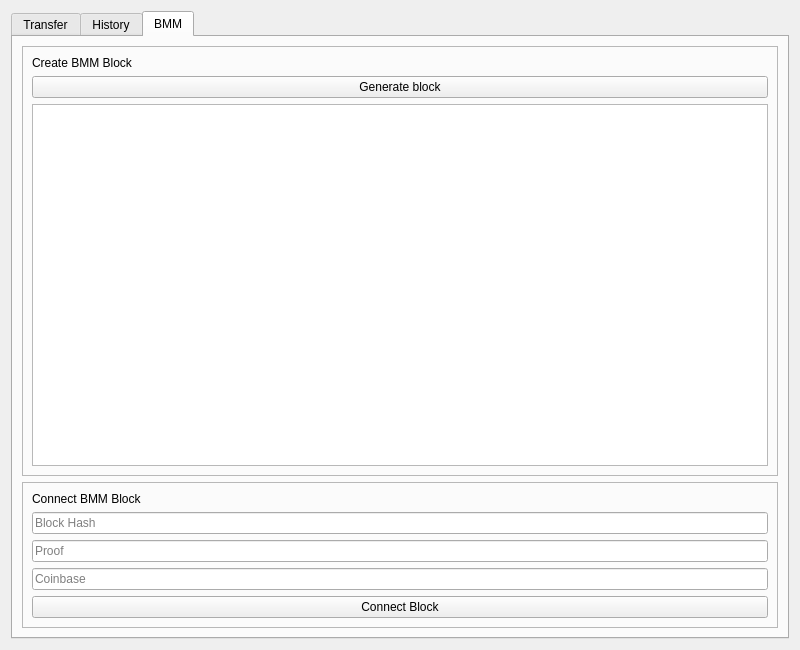
Before: the Qt Designer form src/qt/forms/sidechainpage.ui in skydogenet/sidechains, drawn with Qt 5.
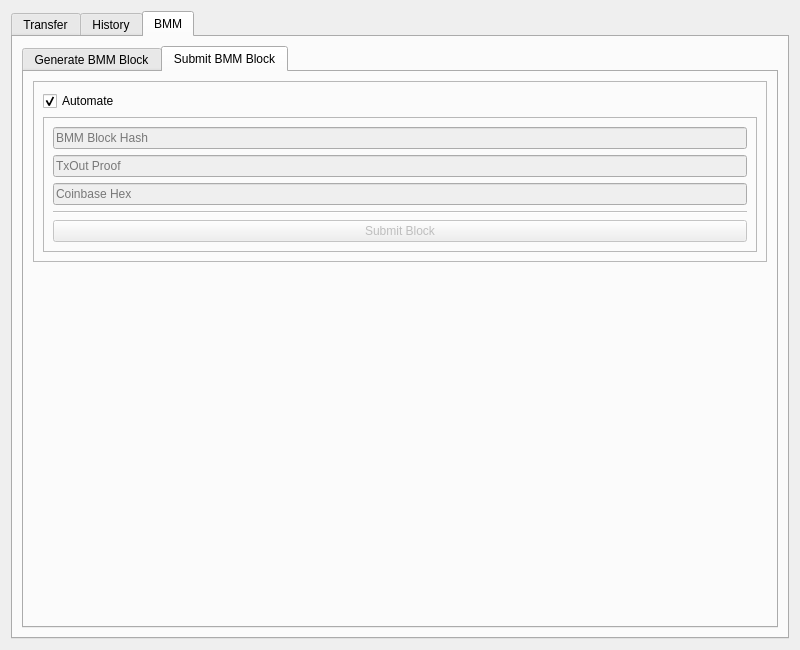
After: the same form once the commit is applied. The open tabs and pages were chosen to show the change. Icons and pictures are not drawn. Custom widgets are drawn as their Qt base class.

```diff
--- a/src/qt/forms/sidechainpage.ui
+++ b/src/qt/forms/sidechainpage.ui
@@ -13,7 +13,7 @@
   <property name="windowTitle">
    <string>Form</string>
   </property>
-  <layout class="QHBoxLayout" name="horizontalLayout_2">
+  <layout class="QVBoxLayout" name="verticalLayout_2">
    <item>
     <widget class="QTabWidget" name="tabWidget">
      <property name="currentIndex">
@@ -591,8 +591,18 @@
       <attribute name="title">
        <string>BMM</string>
       </attribute>
-      <layout class="QVBoxLayout" name="verticalLayout">
-       <item>
+      <layout class="QGridLayout" name="gridLayout_13">
+       <item row="0" column="0">
+        <widget class="QTabWidget" name="tabWidget_2">
+         <property name="currentIndex">
+          <number>0</number>
+         </property>
+         <widget class="QWidget" name="Generate">
+          <attribute name="title">
+           <string>Generate BMM Block</string>
+          </attribute>
+          <layout class="QGridLayout" name="gridLayout_14">
+           <item row="0" column="0">
         <widget class="QFrame" name="frame_13">
          <property name="frameShape">
           <enum>QFrame::StyledPanel</enum>
@@ -602,11 +612,7 @@
          </property>
          <layout class="QGridLayout" name="gridLayout_10">
           <item row="0" column="0">
-           <widget class="QLabel" name="label_6">
-            <property name="text">
-             <string>Create BMM Block</string>
-            </property>
-           </widget>
+               <widget class="QTextBrowser" name="textBrowser"/>
           </item>
           <item row="1" column="0">
            <widget class="QPushButton" name="pushButtonCreateBlock">
@@ -616,12 +622,23 @@
            </widget>
           </item>
           <item row="2" column="0">
-           <widget class="QTextBrowser" name="textBrowser"/>
+               <widget class="QPushButton" name="pushButtonSendCriticalRequest">
+                <property name="text">
+                 <string>Send Critical Data Tx Request to Mainchain</string>
+                </property>
+               </widget>
           </item>
          </layout>
         </widget>
        </item>
-       <item>
+          </layout>
+         </widget>
+         <widget class="QWidget" name="Submit">
+          <attribute name="title">
+           <string>Submit BMM Block</string>
+          </attribute>
+          <layout class="QGridLayout" name="gridLayout_12">
+           <item row="0" column="0">
         <widget class="QFrame" name="frame_14">
          <property name="frameShape">
           <enum>QFrame::StyledPanel</enum>
@@ -630,42 +647,90 @@
           <enum>QFrame::Raised</enum>
          </property>
          <layout class="QGridLayout" name="gridLayout_11">
-          <item row="0" column="0">
-           <widget class="QLabel" name="label_8">
-            <property name="text">
-             <string>Connect BMM Block</string>
+              <item row="3" column="0">
+               <widget class="QFrame" name="frameManualBMM">
+                <property name="enabled">
+                 <bool>false</bool>
+                </property>
+                <property name="frameShape">
+                 <enum>QFrame::StyledPanel</enum>
+                </property>
+                <property name="frameShadow">
+                 <enum>QFrame::Raised</enum>
+                </property>
+                <layout class="QGridLayout" name="gridLayout_15">
+                 <item row="3" column="0">
+                  <widget class="Line" name="line">
+                   <property name="orientation">
+                    <enum>Qt::Horizontal</enum>
             </property>
            </widget>
           </item>
           <item row="2" column="0">
-           <widget class="QLineEdit" name="lineEditProof">
-            <property name="placeholderText">
-             <string>Proof</string>
-            </property>
-           </widget>
-          </item>
-          <item row="3" column="0">
            <widget class="QLineEdit" name="lineEditCoinbaseHex">
             <property name="placeholderText">
-             <string>Coinbase</string>
+                    <string>Coinbase Hex</string>
             </property>
            </widget>
           </item>
           <item row="1" column="0">
-           <widget class="QLineEdit" name="lineEditBMMHash">
+                  <widget class="QLineEdit" name="lineEditProof">
             <property name="placeholderText">
-             <string>Block Hash</string>
+                    <string>TxOut Proof</string>
             </property>
            </widget>
           </item>
           <item row="4" column="0">
            <widget class="QPushButton" name="pushButtonSubmitBlock">
             <property name="text">
-             <string>Connect Block</string>
+                    <string>Submit Block</string>
             </property>
            </widget>
           </item>
-         </layout>
+                 <item row="0" column="0">
+                  <widget class="QLineEdit" name="lineEditBMMHash">
+                   <property name="placeholderText">
+                    <string>BMM Block Hash</string>
+                   </property>
+                  </widget>
+                 </item>
+                </layout>
+               </widget>
+              </item>
+              <item row="2" column="0">
+               <widget class="QCheckBox" name="checkBoxAutomateBMM">
+                <property name="sizePolicy">
+                 <sizepolicy hsizetype="Maximum" vsizetype="Fixed">
+                  <horstretch>0</horstretch>
+                  <verstretch>0</verstretch>
+                 </sizepolicy>
+                </property>
+                <property name="text">
+                 <string>Automate</string>
+                </property>
+                <property name="checked">
+                 <bool>true</bool>
+                </property>
+               </widget>
+              </item>
+             </layout>
+            </widget>
+           </item>
+           <item row="1" column="0">
+            <spacer name="verticalSpacer">
+             <property name="orientation">
+              <enum>Qt::Vertical</enum>
+             </property>
+             <property name="sizeHint" stdset="0">
+              <size>
+               <width>20</width>
+               <height>40</height>
+              </size>
+             </property>
+            </spacer>
+           </item>
+          </layout>
+         </widget>
         </widget>
        </item>
       </layout>
```
Lines whose indentation alone changed are shown as unchanged.
